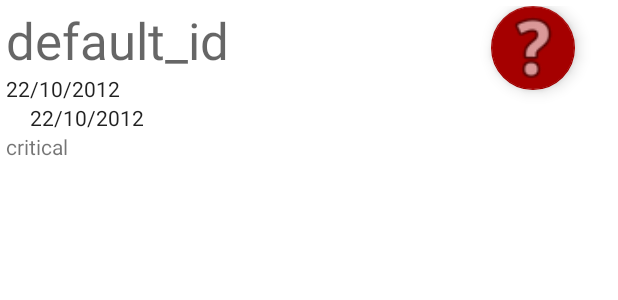
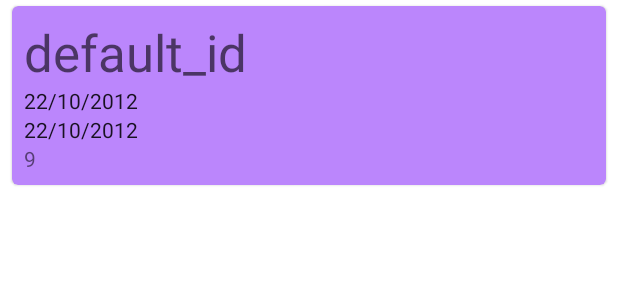
Before and after one commit to TitouanReal/CVE_catcher, an Android app: the layout row_cve.xml on its own in the app's theme, with its tools: preview values and no code run, on a phone screen of 412 x 824 dp. Shown: the top 300 px of the screen. Run offline under Robolectric (Android 15) with nearby library versions, the phone set to English and light mode, and no system bars.

Commit message:
Improve rows of list view

```diff
--- a/app/src/main/java/com/example/catcherofvulnerabilitiesandexploits/CVEAdapter.kt
+++ b/app/src/main/java/com/example/catcherofvulnerabilitiesandexploits/CVEAdapter.kt
@@ -11,9 +11,8 @@ class CVEAdapter(private val CVEs: ArrayList<CVE>) : RecyclerView.Adapter<CVEVie
 
     override fun onCreateViewHolder(parent: ViewGroup, viewType: Int): CVEViewHolder {
         val row = LayoutInflater.from(parent.context).inflate(R.layout.row_cve, parent, false)
-        val button = row.findViewById<FloatingActionButton>(R.id.r_cve_txv_details_button)
 
-        button.setOnClickListener {
+        row.setOnClickListener {
             val intent = Intent(parent.context, CVEDetailsActivity::class.java)
             intent.putExtra("id", row.findViewById<TextView>(R.id.r_cve_txv_id).text)
             intent.putExtra(
--- a/app/src/main/res/layout/row_cve.xml
+++ b/app/src/main/res/layout/row_cve.xml
@@ -1,17 +1,26 @@
 <?xml version="1.0" encoding="utf-8"?>
-<androidx.constraintlayout.widget.ConstraintLayout xmlns:android="http://schemas.android.com/apk/res/android"
+
+<com.google.android.material.card.MaterialCardView xmlns:android="http://schemas.android.com/apk/res/android"
     xmlns:app="http://schemas.android.com/apk/res-auto"
     xmlns:tools="http://schemas.android.com/tools"
     android:layout_width="match_parent"
     android:layout_height="wrap_content"
-    android:padding="4dp">
+    android:layout_marginVertical="4dp"
+    android:layout_marginHorizontal="8dp"
+    app:cardBackgroundColor="@color/purple_200"
+    style="?attr/materialCardViewFilledStyle">
+
+    <LinearLayout
+        android:layout_width="match_parent"
+        android:layout_height="wrap_content"
+        android:orientation="vertical"
+        android:layout_margin="8dp">
 
         <TextView
             android:id="@+id/r_cve_txv_id"
-        android:layout_width="0dp"
+            android:layout_width="wrap_content"
             android:layout_height="wrap_content"
             android:textAppearance="@style/TextAppearance.AppCompat.Display1"
-        app:layout_constraintStart_toStartOf="parent"
             app:layout_constraintTop_toTopOf="parent"
             tools:text="default_id" />
 
@@ -20,7 +29,6 @@
             android:layout_width="wrap_content"
             android:layout_height="wrap_content"
             android:textAppearance="@style/TextAppearance.AppCompat.Body1"
-        app:layout_constraintStart_toStartOf="parent"
             app:layout_constraintTop_toBottomOf="@+id/r_cve_txv_id"
             tools:text="22/10/2012" />
 
@@ -28,50 +36,54 @@
             android:id="@+id/r_cve_txv_date_last_modified"
             android:layout_width="wrap_content"
             android:layout_height="wrap_content"
-        android:layout_marginStart="16dp"
             android:textAppearance="@style/TextAppearance.AppCompat.Body1"
-        app:layout_constraintStart_toStartOf="parent"
             app:layout_constraintTop_toBottomOf="@+id/r_cve_txv_date_published"
             tools:text="22/10/2012" />
+
+        <TextView
+            android:id="@+id/r_cve_txv_impact_score"
+            android:layout_width="wrap_content"
+            android:layout_height="wrap_content"
+            app:layout_constraintTop_toBottomOf="@+id/r_cve_txv_vulnerability_status"
+            tools:text="9" />
 
         <TextView
             android:id="@+id/r_cve_txv_vulnerability_status"
             android:layout_width="wrap_content"
             android:layout_height="wrap_content"
-        app:layout_constraintStart_toStartOf="parent"
+            android:visibility="gone"
             app:layout_constraintTop_toBottomOf="@+id/r_cve_txv_date_last_modified"
             tools:text="critical" />
-
-    <TextView
-        android:id="@+id/r_cve_txv_impact_score"
-        android:layout_width="wrap_content"
-        android:layout_height="wrap_content"
-        android:visibility="gone"
-        app:layout_constraintStart_toStartOf="parent"
-        app:layout_constraintTop_toBottomOf="@+id/r_cve_txv_vulnerability_status"
-        tools:text="9" />
 
         <TextView
             android:id="@+id/r_cve_txv_description"
             android:layout_width="wrap_content"
             android:layout_height="wrap_content"
-        android:layout_marginStart="4dp"
-        android:layout_marginTop="4dp"
             android:visibility="gone"
-        app:layout_constraintStart_toStartOf="parent"
-        app:layout_constraintTop_toTopOf="parent"
+            app:layout_constraintTop_toTopOf="@+id/r_cve_txv_vulnerability_status"
             tools:text="description" />
 
-    <com.google.android.material.floatingactionbutton.FloatingActionButton
-        android:id="@+id/r_cve_txv_details_button"
-        android:layout_width="100dp"
-        android:layout_height="match_parent"
-        android:layout_gravity="end"
-        android:foreground="@android:drawable/ic_menu_help"
-        app:backgroundTint="#A50000"
-        app:layout_constraintEnd_toEndOf="parent"
-        app:layout_constraintHorizontal_bias="0.93"
-        app:layout_constraintStart_toStartOf="parent"
-        tools:layout_editor_absoluteY="4dp" />
+        <!-- Buttons -->
+        <!--LinearLayout
+            android:layout_width="wrap_content"
+            android:layout_height="wrap_content"
+            android:layout_margin="8dp"
+            android:orientation="horizontal">
+            <com.google.android.material.button.MaterialButton
+                android:layout_width="wrap_content"
+                android:layout_height="wrap_content"
+                android:layout_marginEnd="8dp"
+                android:text="@string/action_1"
+                style="?attr/borderlessButtonStyle"
+                />
+            <com.google.android.material.button.MaterialButton
+                android:layout_width="wrap_content"
+                android:layout_height="wrap_content"
+                android:text="@string/action_2"
+                style="?attr/borderlessButtonStyle"
+                />
+        </LinearLayout-->
 
-</androidx.constraintlayout.widget.ConstraintLayout>
+    </LinearLayout>
+
+</com.google.android.material.card.MaterialCardView>
```
Lines whose indentation alone changed are shown as unchanged.
